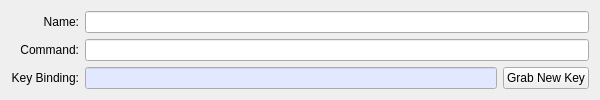
Above: src/ui/keybindings_main_area.ui from Mudlet/Mudlet before the change. Below: the same form after it.
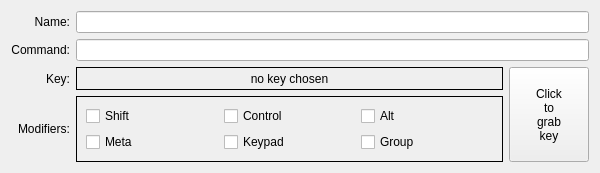
That is the form after the change.

Commit message: Refactor: convert color keybinding QLineEdit to QLabel + other I18n fixes

The edit to the form file:
```diff
--- a/src/ui/keybindings_main_area.ui
+++ b/src/ui/keybindings_main_area.ui
@@ -7,7 +7,7 @@
     <x>0</x>
     <y>0</y>
     <width>600</width>
-    <height>100</height>
+    <height>173</height>
    </rect>
   </property>
   <property name="sizePolicy">
@@ -16,7 +16,7 @@
     <verstretch>0</verstretch>
    </sizepolicy>
   </property>
-  <layout class="QGridLayout" name="gridLayout">
+  <layout class="QGridLayout" name="gridLayout" columnstretch="0,1,0">
    <item row="0" column="0">
     <widget class="QLabel" name="label_key_name">
      <property name="text">
@@ -54,7 +54,7 @@
    <item row="2" column="0">
     <widget class="QLabel" name="label_key_binding">
      <property name="text">
-      <string>Key Binding:</string>
+      <string>Key:</string>
      </property>
      <property name="alignment">
       <set>Qt::AlignRight|Qt::AlignTrailing|Qt::AlignVCenter</set>
@@ -62,53 +62,110 @@
     </widget>
    </item>
    <item row="2" column="1">
-    <widget class="QLineEdit" name="lineEdit_key_binding">
-     <property name="palette">
-      <palette>
-       <active>
-        <colorrole role="Base">
-         <brush brushstyle="SolidPattern">
-          <color alpha="255">
-           <red>225</red>
-           <green>232</green>
-           <blue>255</blue>
-          </color>
-         </brush>
-        </colorrole>
-       </active>
-       <inactive>
-        <colorrole role="Base">
-         <brush brushstyle="SolidPattern">
-          <color alpha="255">
-           <red>225</red>
-           <green>232</green>
-           <blue>255</blue>
-          </color>
-         </brush>
-        </colorrole>
-       </inactive>
-       <disabled>
-        <colorrole role="Base">
-         <brush brushstyle="SolidPattern">
-          <color alpha="255">
-           <red>244</red>
-           <green>244</green>
-           <blue>244</blue>
-          </color>
-         </brush>
-        </colorrole>
-       </disabled>
-      </palette>
+    <widget class="QLabel" name="label_key_binding_value">
+     <property name="frameShape">
+      <enum>QFrame::Box</enum>
      </property>
-     <property name="readOnly">
+     <property name="frameShadow">
+      <enum>QFrame::Plain</enum>
+     </property>
+     <property name="text">
+      <string>no key chosen</string>
+     </property>
+     <property name="scaledContents">
       <bool>true</bool>
      </property>
+     <property name="alignment">
+      <set>Qt::AlignCenter</set>
+     </property>
+     <property name="textInteractionFlags">
+      <set>Qt::NoTextInteraction</set>
+     </property>
     </widget>
    </item>
-   <item row="2" column="2">
+   <item row="3" column="1">
+    <widget class="QFrame" name="frame_modifiers">
+     <property name="frameShape">
+      <enum>QFrame::Box</enum>
+     </property>
+     <layout class="QGridLayout" name="gridLayout_modifiers">
+      <item row="1" column="2">
+       <widget class="QCheckBox" name="checkBox_modifier_group">
+        <property name="text">
+         <string>Group</string>
+        </property>
+       </widget>
+      </item>
+      <item row="0" column="2">
+       <widget class="QCheckBox" name="checkBox_modifier_alt">
+        <property name="text">
+         <string extracomment="This will be changed to &quot;Control&quot; on the MacOs platform.">Alt</string>
+        </property>
+       </widget>
+      </item>
+      <item row="0" column="0">
+       <widget class="QCheckBox" name="checkBox_modifier_shift">
+        <property name="enabled">
+         <bool>true</bool>
+        </property>
+        <property name="text">
+         <string>Shift</string>
+        </property>
+        <property name="checked">
+         <bool>false</bool>
+        </property>
+       </widget>
+      </item>
+      <item row="1" column="0">
+       <widget class="QCheckBox" name="checkBox_modifier_meta">
+        <property name="text">
+         <string extracomment="This will be changed to &quot;Windows&quot; on the Windows platform.">Meta</string>
+        </property>
+       </widget>
+      </item>
+      <item row="1" column="1">
+       <widget class="QCheckBox" name="checkBox_modifier_keypad">
+        <property name="text">
+         <string>Keypad</string>
+        </property>
+       </widget>
+      </item>
+      <item row="0" column="1">
+       <widget class="QCheckBox" name="checkBox_modifier_control">
+        <property name="text">
+         <string extracomment="This will be changed to &quot;Command&quot; on the MacOs platform.">Control</string>
+        </property>
+       </widget>
+      </item>
+     </layout>
+    </widget>
+   </item>
+   <item row="3" column="0" alignment="Qt::AlignRight">
+    <widget class="QLabel" name="label_key_modifiers_label">
+     <property name="text">
+      <string>Modifiers:</string>
+     </property>
+    </widget>
+   </item>
+   <item row="2" column="2" rowspan="2">
     <widget class="QPushButton" name="pushButton_key_grabKey">
+     <property name="sizePolicy">
+      <sizepolicy hsizetype="Expanding" vsizetype="Expanding">
+       <horstretch>0</horstretch>
+       <verstretch>0</verstretch>
+      </sizepolicy>
+     </property>
      <property name="text">
-      <string>Grab New Key</string>
+      <string>Click
+to
+grab
+key</string>
+     </property>
+     <property name="checkable">
+      <bool>true</bool>
+     </property>
+     <property name="checked">
+      <bool>false</bool>
      </property>
     </widget>
    </item>
```
Left out of the diff: 2 changed lines with no effect on the pictures. The commit also changes 11 other files.
